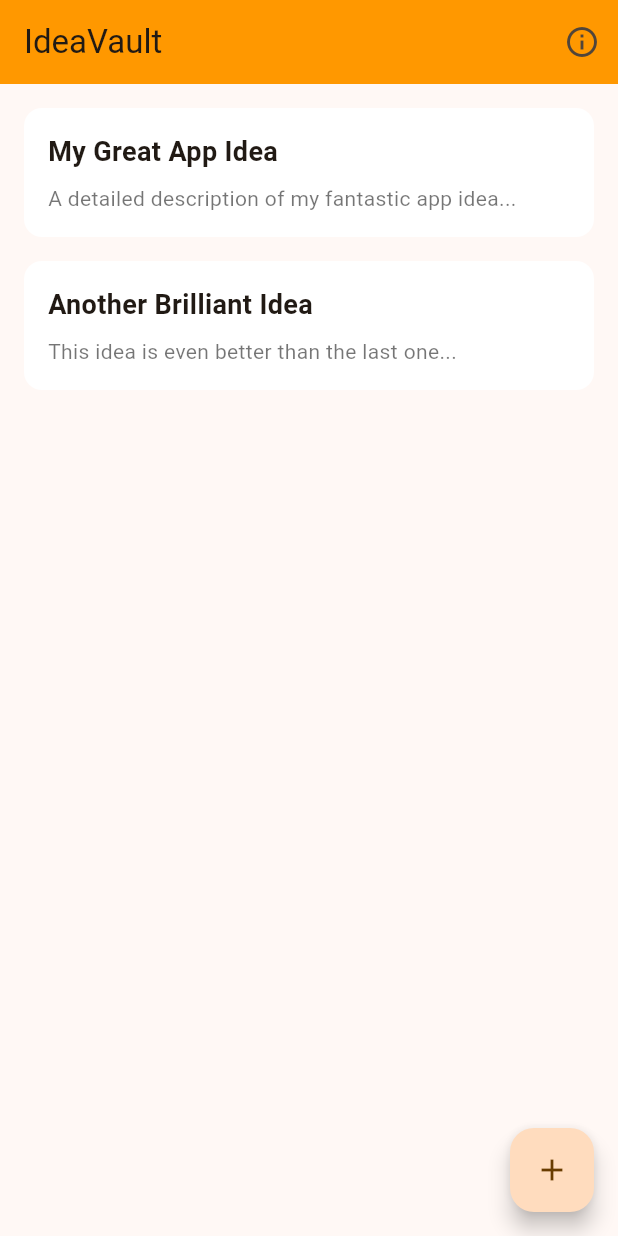
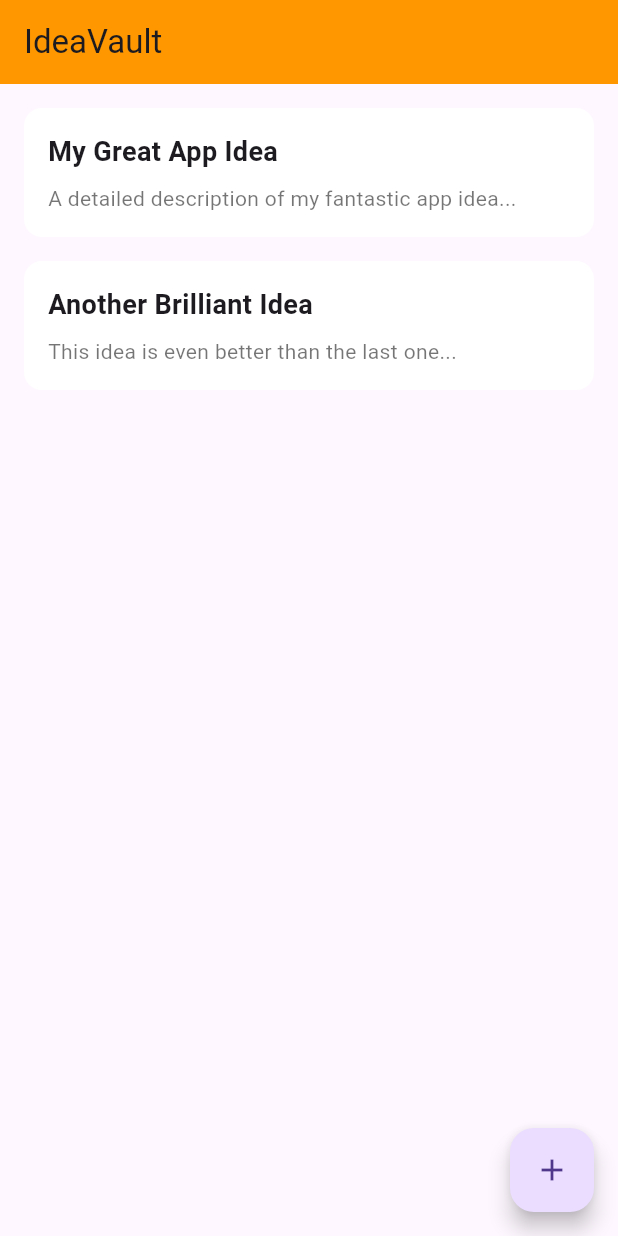
Before and after one commit to Veeqy/ideavault, a Flutter app: the screen it shows after launch, on a phone screen of 412 x 824 dp. Run offline on Flutter 3.47's test engine with Material 3 defaults, Android fonts, the phone set to English and light mode, and no system bars.

```diff
--- a/lib/core/routing/app_route_names.dart
+++ /dev/null
@@ -1,5 +0,0 @@
-class AppRouteNames {
-  static const String home = 'home';
-  static const String newIdea = 'new-idea';
-  static const String about = 'about';
-}
--- a/lib/core/routing/app_router.dart
+++ /dev/null
@@ -1,32 +0,0 @@
-// import 'package:flutter/material.dart';
-import 'package:go_router/go_router.dart';
-import 'package:ideavault/core/common_widgets/not_found_screen.dart';
-import 'package:ideavault/core/routing/app_route_names.dart';
-import 'package:ideavault/features/ideas/presentation/screens/about_screen.dart';
-import 'package:ideavault/features/ideas/presentation/screens/add_edit_idea_screen.dart';
-import 'package:ideavault/features/ideas/presentation/screens/home_screen.dart';
-
-final appRouter = GoRouter(
-  initialLocation: '/',
-  errorBuilder: (context, state) => const NotFoundScreen(),
-  // errorPageBuilder: (context, state) => MaterialPage(
-  //         key: state.pageKey,
-  //         child:NotFoundScreen(),),
-  routes: [
-    GoRoute(
-      path: '/',
-      name: AppRouteNames.home,
-      builder: (context, state) => const HomeScreen(),
-    ),
-    GoRoute(
-      path: '/new-idea',
-      name: AppRouteNames.newIdea,
-      builder: (context, state) => const AddEditIdeaScreen(),
-    ),
-    GoRoute(
-        path: '/about',
-        name: AppRouteNames.about,
-        builder: (context, state) => const AboutScreen(),
-    ),
-  ],
-);
--- a/lib/core/utils/app_colors.dart
+++ b/lib/core/utils/app_colors.dart
@@ -1,6 +1,5 @@
 import 'package:flutter/material.dart';
 
-// A central place for all our app's colors.
 class AppColors {
   static const Color primary = Colors.orange;
   static const Color background = Color(0xFFF4F4F4);
--- a/lib/features/ideas/presentation/screens/home_screen.dart
+++ b/lib/features/ideas/presentation/screens/home_screen.dart
@@ -1,7 +1,7 @@
+
 import 'package:flutter/material.dart';
-import 'package:ideavault/core/routing/app_route_names.dart';
 import 'package:ideavault/features/ideas/presentation/widgets/idea_card.dart';
-import 'package:go_router/go_router.dart';
+
 class HomeScreen extends StatelessWidget {
   const HomeScreen({super.key});
 
@@ -11,19 +11,11 @@ class HomeScreen extends StatelessWidget {
       appBar: AppBar(
         backgroundColor: Colors.orange,
         title: const Text('IdeaVault'),
-        actions: [
-          IconButton(
-            icon: const Icon(Icons.info_outline),
-            onPressed: () {
-             context.pushNamed(AppRouteNames.about);
-            },
-          )
-        ],
       ),
       body: ListView(
         padding: EdgeInsets.all(16.0),
-        children: [
-          const IdeaCard(
+        children: const[
+    IdeaCard(
     title: 'My Great App Idea',
     content: 'A detailed description of my fantastic app idea...',
     ),
@@ -35,10 +27,7 @@ class HomeScreen extends StatelessWidget {
         ],
       ),
       floatingActionButton: FloatingActionButton(
-        onPressed: (){
-            // context.pushNamed(AppRouteNames.newIdea);
-            context.push('/new-idea');
-        },
+        onPressed: () {},
         child: const Icon(Icons.add),
       ),
     );
--- a/lib/features/ideas/presentation/widgets/idea_card.dart
+++ b/lib/features/ideas/presentation/widgets/idea_card.dart
@@ -1,13 +1,46 @@
 import 'package:flutter/material.dart';
+
 
 class IdeaCard extends StatelessWidget {
   final String title;
   final String content;
 
-  const IdeaCard({super.key, required this.title, required this.content});
+  const IdeaCard({
+    super.key,
+    required this.title,
+    required this.content,
+  });
 
   @override
   Widget build(BuildContext context) {
+   Container(
+            padding: const EdgeInsets.all(16.0),
+            decoration: BoxDecoration(
+              color: Colors.white,
+              borderRadius: BorderRadius.circular(12.0),
+              boxShadow: [
+                BoxShadow(
+                  color: Colors.grey.withOpacity(0.2),
+                  spreadRadius: 2,
+                  blurRadius: 5,
+                ),
+              ],
+            ),
+            child: Column(
+              crossAxisAlignment: CrossAxisAlignment.start,
+              children: [
+                Text(
+                  'My Great App Idea',
+                  style: TextStyle(fontSize: 18.0, fontWeight: FontWeight.bold),
+                ),
+                SizedBox(height: 8.0),
+                Text(
+                  'A detailed description of my fantastic app idea goes here.',
+                  style: TextStyle(fontSize: 14.0, color: Colors.black54),
+                ),
+              ],
+            ),
+          );
     return Container(
       padding: const EdgeInsets.all(16.0),
       decoration: BoxDecoration(
@@ -21,7 +54,10 @@ class IdeaCard extends StatelessWidget {
           // Now, replace the hardcoded text with our widget's properties
           Text(
             title,
-            style: const TextStyle(fontSize: 18.0, fontWeight: FontWeight.bold),
+            style: const TextStyle(
+              fontSize: 18.0,
+              fontWeight: FontWeight.bold,
+            ),
           ),
           const SizedBox(height: 8.0),
           Text(
--- a/lib/main.dart
+++ b/lib/main.dart
@@ -1,6 +1,5 @@
 import 'package:flutter/material.dart';
 import 'package:ideavault/features/ideas/presentation/screens/home_screen.dart';
-import 'package:ideavault/core/routing/app_router.dart';
 
 void main() {
   runApp(const MyApp());
@@ -11,14 +10,10 @@ class MyApp extends StatelessWidget {
 
   @override
   Widget build(BuildContext context) {
-    return MaterialApp.router(
+    return const MaterialApp(
       debugShowCheckedModeBanner: false,
       title: 'IdeaVault',
-      routerConfig: appRouter, // Use our router
-      theme: ThemeData(
-        colorScheme: ColorScheme.fromSeed(seedColor: Colors.orange),
-        useMaterial3: true,
-      ),
+      home: HomeScreen(),
     );
   }
 }
```
Also changed, not shown: lib/core/common_widgets/not_found_screen.dart (deleted, +0 -14 lines), lib/core/utils/app_styles.dart (deleted, +0 -18 lines), lib/features/ideas/presentation/screens/about_screen.dart (deleted, +0 -16 lines), lib/features/profile/presentation/widgets/profile_card.dart (deleted, +0 -37 lines), pubspec.yaml (+9 -7 lines), pubspec.lock. Lines whose indentation alone changed are shown as unchanged.
